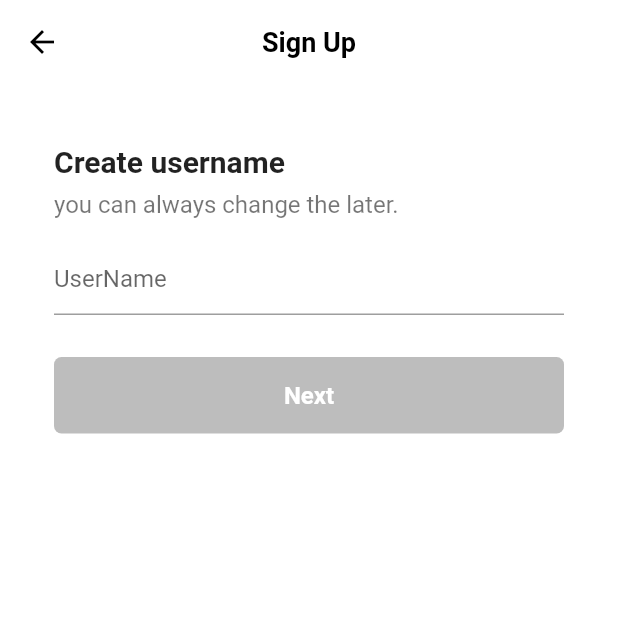
After one commit to ejymate/tiktok_clone, a Flutter app: the screen it shows after launch, after a tap on "Use email & password", on a phone screen of 412 x 824 dp, the top half of it. The commit adds this screen. Run offline on Flutter 3.47's test engine with Material 2 defaults, Android fonts, the phone set to English and light mode, and no system bars; our stand-ins replace font_awesome_flutter.

Commit message:
lecture: Sign Up Form / Username Screen

```diff
--- a/lib/features/authentication/sign_up_screen.dart
+++ b/lib/features/authentication/sign_up_screen.dart
@@ -2,13 +2,14 @@ import 'package:flutter/material.dart';
 import 'package:font_awesome_flutter/font_awesome_flutter.dart';
 import 'package:tiktok_clone/constants/gaps.dart';
 import 'package:tiktok_clone/constants/sizes.dart';
+import 'package:tiktok_clone/features/authentication/username_screen.dart';
 import 'package:tiktok_clone/features/authentication/login_screen.dart';
 import 'package:tiktok_clone/features/authentication/widgets/auth_button.dart';
 
 class SignUpScreen extends StatelessWidget {
   const SignUpScreen({super.key});
 
-  void onLoginTap(BuildContext context) {
+  void _onLoginTap(BuildContext context) {
     Navigator.of(context).push(
       MaterialPageRoute(
         builder: (context) => const LoginScreen(),
@@ -16,16 +17,24 @@ class SignUpScreen extends StatelessWidget {
     );
   }
 
+  void _onEmailTap(BuildContext context) {
+    Navigator.of(context).push(
+      MaterialPageRoute(
+        builder: (context) => const UserNameScreen(),
+      ),
+    );
+  }
+
   @override
   Widget build(BuildContext context) {
     return Scaffold(
-      body: const SafeArea(
+      body: SafeArea(
         child: Padding(
-          padding: EdgeInsets.symmetric(horizontal: Sizes.size40),
+          padding: const EdgeInsets.symmetric(horizontal: Sizes.size40),
           child: Column(
             children: [
               Gaps.v80,
-              Text(
+              const Text(
                 "Sign up for TikTok",
                 style: TextStyle(
                   fontSize: Sizes.size24,
@@ -33,7 +42,7 @@ class SignUpScreen extends StatelessWidget {
                 ),
               ),
               Gaps.v20,
-              Text(
+              const Text(
                 "Create a profile, follow other accounts, make your own videos, and more.",
                 style: TextStyle(
                   fontSize: Sizes.size16,
@@ -43,20 +52,22 @@ class SignUpScreen extends StatelessWidget {
               ),
               Gaps.v40,
               AuthButton(
-                icon: FaIcon(FontAwesomeIcons.user),
+                icon: const FaIcon(FontAwesomeIcons.user),
                 text: "Use email & password",
+                func: _onEmailTap,
               ),
               Gaps.v14,
               AuthButton(
-                icon: FaIcon(FontAwesomeIcons.apple),
+                icon: const FaIcon(FontAwesomeIcons.apple),
                 text: "Continue with Apple",
+                func: () => {},
               ),
             ],
           ),
         ),
       ),
       bottomNavigationBar: BottomAppBar(
-        color: Colors.grey.shade100,
+        color: Colors.grey.shade50,
         elevation: 2,
         child: Padding(
           padding: const EdgeInsets.symmetric(vertical: Sizes.size32),
@@ -71,7 +82,7 @@ class SignUpScreen extends StatelessWidget {
               ),
               Gaps.h5,
               GestureDetector(
-                onTap: () => onLoginTap(context),
+                onTap: () => _onLoginTap(context),
                 child: Text(
                   "Log In",
                   style: TextStyle(
--- /dev/null
+++ b/lib/features/authentication/username_screen.dart
@@ -0,0 +1,101 @@
+import 'package:flutter/material.dart';
+import 'package:tiktok_clone/constants/gaps.dart';
+import 'package:tiktok_clone/constants/sizes.dart';
+
+class UserNameScreen extends StatefulWidget {
+  const UserNameScreen({super.key});
+
+  @override
+  State<UserNameScreen> createState() => _UserNameScreenState();
+}
+
+class _UserNameScreenState extends State<UserNameScreen> {
+  final TextEditingController _usernameController = TextEditingController();
+  String _username = "";
+
+  @override
+  void initState() {
+    super.initState();
+
+    _usernameController.addListener(() {
+      print(_usernameController.text);
+      setState(() {
+        _username = _usernameController.text;
+      });
+    });
+  }
+
+  @override
+  Widget build(BuildContext context) {
+    return Scaffold(
+      appBar: AppBar(
+        title: const Text("Sign Up"),
+      ),
+      body: Padding(
+        padding: const EdgeInsets.symmetric(horizontal: Sizes.size36),
+        child: Column(
+          crossAxisAlignment: CrossAxisAlignment.start,
+          children: [
+            Gaps.v40,
+            const Text(
+              "Create username",
+              style: TextStyle(
+                fontSize: Sizes.size20,
+                fontWeight: FontWeight.w700,
+              ),
+            ),
+            Gaps.v8,
+            const Text(
+              "you can always change the later.",
+              style: TextStyle(
+                fontSize: Sizes.size16,
+                color: Colors.black54,
+              ),
+            ),
+            Gaps.v16,
+            TextField(
+              controller: _usernameController,
+              decoration: const InputDecoration(
+                hintText: "UserName",
+                enabledBorder: UnderlineInputBorder(
+                  borderSide: BorderSide(
+                    color: Colors.grey,
+                  ),
+                ),
+                focusedBorder: UnderlineInputBorder(
+                  borderSide: BorderSide(
+                    color: Colors.grey,
+                  ),
+                ),
+              ),
+              cursorColor: Theme.of(context).primaryColor,
+            ),
+            Gaps.v28,
+            FractionallySizedBox(
+              widthFactor: 1,
+              child: AnimatedContainer(
+                duration: const Duration(milliseconds: 500),
+                padding: const EdgeInsets.symmetric(vertical: Sizes.size16),
+                decoration: BoxDecoration(
+                  color: _username.isEmpty
+                      ? Colors.grey.shade400
+                      : Theme.of(context).primaryColor,
+                  borderRadius: BorderRadius.circular(Sizes.size5),
+                ),
+                child: const Text(
+                  "Next",
+                  textAlign: TextAlign.center,
+                  style: TextStyle(
+                    color: Colors.white,
+                    fontSize: Sizes.size16,
+                    fontWeight: FontWeight.w600,
+                  ),
+                ),
+              ),
+            ),
+          ],
+        ),
+      ),
+    );
+  }
+}
--- a/lib/features/authentication/widgets/auth_button.dart
+++ b/lib/features/authentication/widgets/auth_button.dart
@@ -5,16 +5,20 @@ import 'package:tiktok_clone/constants/sizes.dart';
 class AuthButton extends StatelessWidget {
   final String text;
   final FaIcon icon;
+  final Function func;
 
   const AuthButton({
     super.key,
     required this.text,
     required this.icon,
+    required this.func,
   });
 
   @override
   Widget build(BuildContext context) {
-    return FractionallySizedBox(
+    return GestureDetector(
+      onTap: () => func(context),
+      child: FractionallySizedBox(
         widthFactor: 1,
         child: Container(
           padding: const EdgeInsets.all(Sizes.size16),
@@ -42,6 +46,7 @@ class AuthButton extends StatelessWidget {
             ],
           ),
         ),
+      ),
     );
   }
 }
--- a/lib/main.dart
+++ b/lib/main.dart
@@ -1,4 +1,5 @@
 import 'package:flutter/material.dart';
+import 'package:tiktok_clone/constants/sizes.dart';
 import 'package:tiktok_clone/features/authentication/sign_up_screen.dart';
 
 void main() {
@@ -15,6 +16,18 @@ class TikTokApp extends StatelessWidget {
       title: 'TikTok Clone',
       theme: ThemeData(
         primaryColor: const Color(0xFFE9435A),
+        scaffoldBackgroundColor: Colors.white,
+        appBarTheme: const AppBarTheme(
+          backgroundColor: Colors.white,
+          foregroundColor: Colors.black,
+          elevation: 0,
+          titleTextStyle: TextStyle(
+            color: Colors.black,
+            fontSize: Sizes.size16 + Sizes.size2,
+            fontWeight: FontWeight.w600,
+          ),
+          centerTitle: true,
+        ),
       ),
       home: const SignUpScreen(),
     );
```
Also changed, not shown: lib/features/authentication/login_screen.dart (+11 -9 lines). Lines whose indentation alone changed are shown as unchanged.
